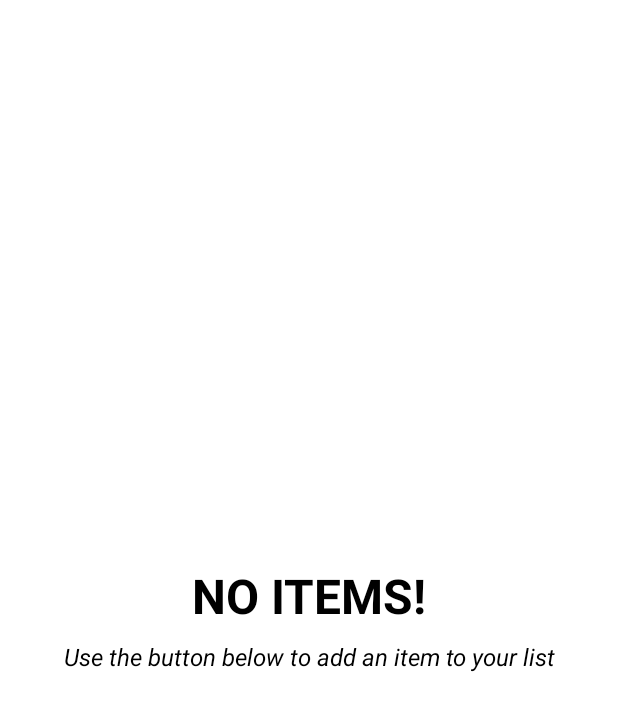
After one commit to Tryden12/ToBuy, an Android app: the layout model_empty_state.xml on its own in the app's theme, with its tools: preview values and no code run, on a phone screen of 412 x 824 dp. The commit adds this screen. Shown: the top 711 px of the screen. Run offline under Robolectric (Android 15) with nearby library versions, the phone set to English and light mode, and no system bars.

Commit message:
empty state added

```diff
--- a/app/src/main/java/com/tryden/tobuy/ui/home/HomeEpoxyController.kt
+++ b/app/src/main/java/com/tryden/tobuy/ui/home/HomeEpoxyController.kt
@@ -6,6 +6,7 @@ import androidx.core.view.isVisible
 import com.airbnb.epoxy.EpoxyController
 import com.tryden.tobuy.R
 import com.tryden.tobuy.database.entity.ItemEntity
+import com.tryden.tobuy.databinding.ModelEmptyStateBinding
 import com.tryden.tobuy.databinding.ModelItemEntityBinding
 import com.tryden.tobuy.ui.epoxy.LoadingEpoxyModel
 import com.tryden.tobuy.ui.epoxy.ViewBindingKotlinModel
@@ -37,7 +38,7 @@ class HomeEpoxyController(
         }
 
         if (itemEntityList.isEmpty()) {
-            // todo empty state
+            EmptyStateEpoxyModel().id("empty-state").addTo(this)
             return
         }
 
@@ -77,4 +78,11 @@ class HomeEpoxyController(
         }
     }
 
+    class EmptyStateEpoxyModel:ViewBindingKotlinModel<ModelEmptyStateBinding>
+        (R.layout.model_empty_state) {
+        override fun ModelEmptyStateBinding.bind() {
+            // nothing to do
+        }
+    }
+
 }
--- /dev/null
+++ b/app/src/main/res/layout/model_empty_state.xml
@@ -0,0 +1,38 @@
+<?xml version="1.0" encoding="utf-8"?>
+<androidx.constraintlayout.widget.ConstraintLayout xmlns:android="http://schemas.android.com/apk/res/android"
+    xmlns:app="http://schemas.android.com/apk/res-auto"
+    android:layout_width="match_parent"
+    android:layout_height="match_parent"
+    android:background="?attr/colorSurface">
+
+    <androidx.appcompat.widget.AppCompatTextView
+        android:id="@+id/titleTextView"
+        android:layout_width="wrap_content"
+        android:layout_height="wrap_content"
+        android:text="No items!"
+        android:textAllCaps="true"
+        android:textColor="?attr/colorOnSurface"
+        android:textSize="32sp"
+        android:textStyle="bold"
+        app:layout_constraintBottom_toTopOf="@id/subtitleTextView"
+        app:layout_constraintEnd_toEndOf="parent"
+        app:layout_constraintStart_toStartOf="parent"
+        app:layout_constraintTop_toTopOf="parent"
+        app:layout_constraintVertical_chainStyle="packed" />
+
+    <androidx.appcompat.widget.AppCompatTextView
+        android:id="@+id/subtitleTextView"
+        android:layout_width="wrap_content"
+        android:layout_height="wrap_content"
+        android:layout_marginTop="8dp"
+        android:text="Use the button below to add an item to your list"
+        android:textAlignment="center"
+        android:textColor="?attr/colorOnSurface"
+        android:textSize="16sp"
+        android:textStyle="italic"
+        app:layout_constraintBottom_toBottomOf="parent"
+        app:layout_constraintEnd_toEndOf="parent"
+        app:layout_constraintStart_toStartOf="parent"
+        app:layout_constraintTop_toBottomOf="@id/titleTextView" />
+
+</androidx.constraintlayout.widget.ConstraintLayout>
```
